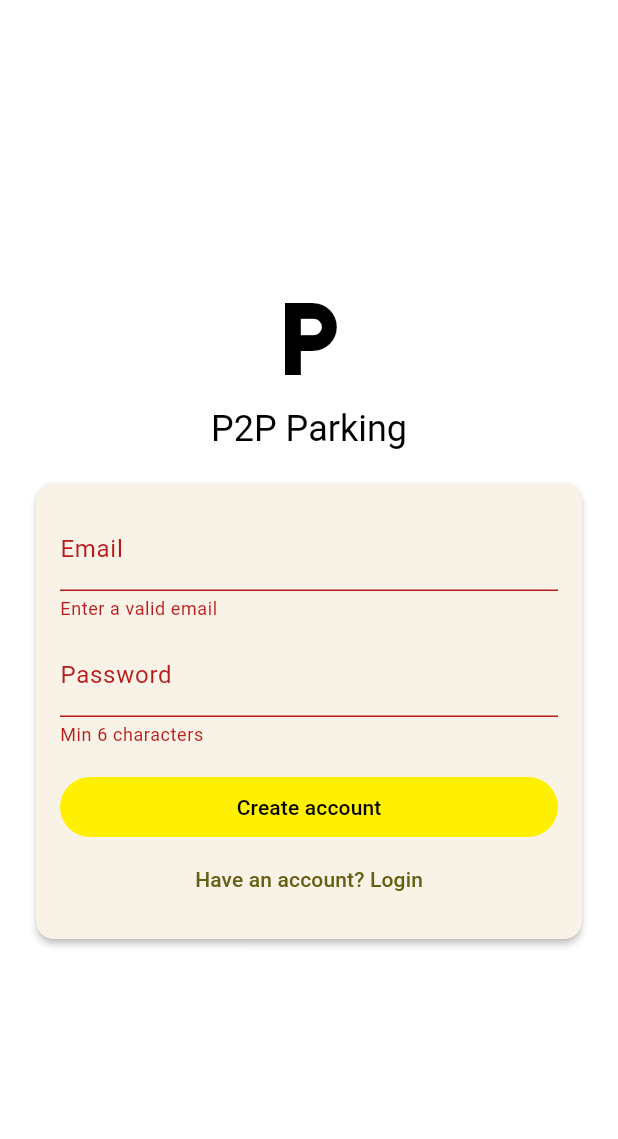
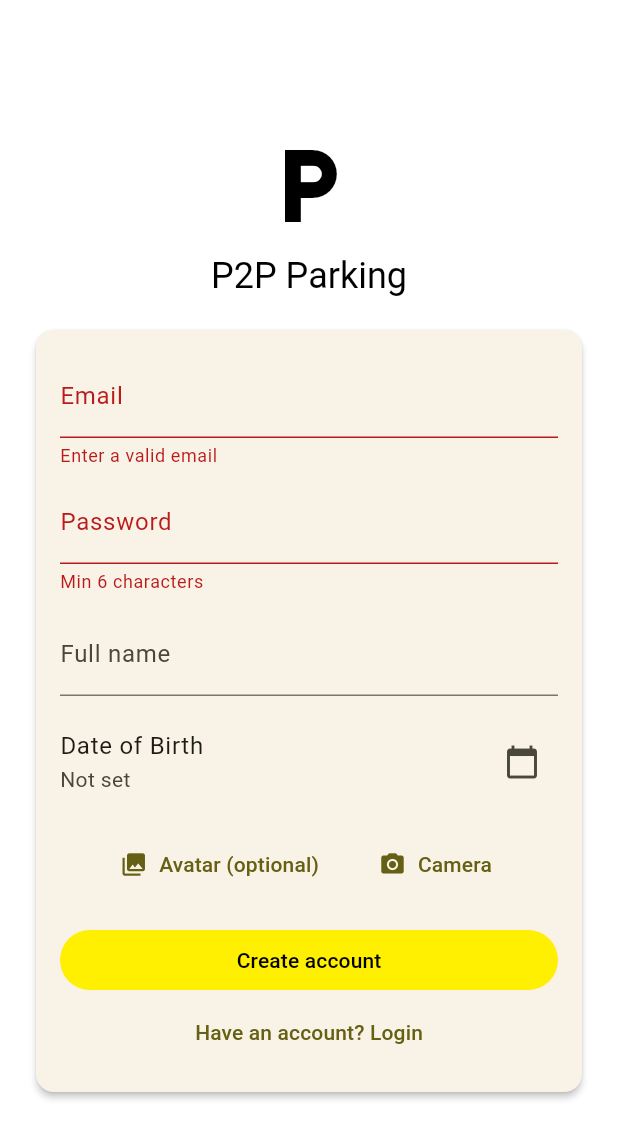
Before and after one commit to ramboo-raajesh/MiniProject, a Flutter app: the screen it shows after launch, after a tap on "Login", after a tap on "New here? Register", on a phone screen of 412 x 824 dp. Shown: the top 1139 px of the screen. Run offline on Flutter 3.47's test engine with Material 3 defaults, Android fonts, the light colour scheme and no system bars; our stand-ins replace flutter_map, geolocator, image_picker, latlong2, supabase_flutter; accounts and stored records are empty.

Commit message:
login info added, save button removed

```diff
--- a/lib/main.dart
+++ b/lib/main.dart
@@ -1,10 +1,10 @@
 // lib/main.dart
 // P2P Parking with Supabase backend + Google Maps navigation
-// Enhanced profile: editable full name, date of birth, profile photo upload.
+// Enhanced: signup asks name/DOB/avatar; profile editing improved; friendly signup messages.
 
 import 'dart:async';
 import 'dart:math' as math;
-import 'dart:io' show Platform, File;
+import 'dart:io' show Platform;
 import 'dart:typed_data';
 
 import 'package:flutter/material.dart';
@@ -15,8 +15,6 @@ import 'package:intl/intl.dart';
 import 'package:latlong2/latlong.dart';
 import 'package:supabase_flutter/supabase_flutter.dart';
 import 'package:url_launcher/url_launcher.dart';
-
-// NEW: image picker for profile photo
 import 'package:image_picker/image_picker.dart';
 
 const SUPABASE_URL = 'https://xoiogluvrwtcdoirqvhu.supabase.co';
@@ -82,7 +80,6 @@ class ParkingApp extends StatelessWidget {
         '/home': (_) => const HomePage(),
         '/profile': (_) => const ProfilePage(),
         '/post': (_) => const PostSpacePage(),
-        // NEW route for edit profile
         '/profile_edit': (_) => const EditProfilePage(),
       },
     );
@@ -205,17 +202,15 @@ class Db {
     await c.from('profiles').upsert({
       'id': u.id,
       'email': u.email,
-      'name': u.userMetadata?['name'] ?? u.email?.split('@').first,
+      'full_name': u.userMetadata?['full_name'] ?? u.email?.split('@').first,
       'avatar_url': u.userMetadata?['avatar_url'],
     });
   }
 
-  // Nearby with simple bounding box (approx)
   static Future<List<ParkingSpace>> nearby(
     LatLng center, {
     double maxKm = 3,
   }) async {
-    // bounding box approximation (1 deg ~ 111km)
     final dLat = maxKm / 111.0;
     final dLng = maxKm / (111.0 * math.cos(center.latitude * math.pi / 180.0));
     final minLat = center.latitude - dLat;
@@ -249,12 +244,10 @@ class Db {
     await c.from('spaces').insert(s.toInsert());
   }
 
-  // new: update an existing space
   static Future<void> updateSpace(ParkingSpace s) async {
     await c.from('spaces').update(s.toInsert()).eq('id', s.id);
   }
 
-  // new: delete a space by id
   static Future<void> deleteSpace(String id) async {
     await c.from('spaces').delete().eq('id', id);
   }
@@ -278,9 +271,7 @@ class Db {
     return Booking.fromMap(row);
   }
 
-  // ---------------- Profile helpers ----------------
-
-  /// Fetch profile record for current user (includes full_name, dob, avatar_url)
+  // PROFILE helpers
   static Future<Map<String, dynamic>?> fetchProfile(String userId) async {
     final rows =
         await c.from('profiles').select().eq('id', userId).maybeSingle();
@@ -288,7 +279,6 @@ class Db {
     return rows as Map<String, dynamic>;
   }
 
-  /// Update profile fields (partial update)
   static Future<void> updateProfile(
     String userId,
     Map<String, dynamic> values,
@@ -296,38 +286,33 @@ class Db {
     await c.from('profiles').update(values).eq('id', userId);
   }
 
-  /// Upload avatar bytes to storage bucket 'avatars' and return public URL
-  /// Upload avatar bytes to storage bucket 'avatars' and return public URL
   static Future<String?> uploadAvatar(String userId, Uint8List bytes) async {
     try {
       final key =
           'avatars/${userId}_${DateTime.now().millisecondsSinceEpoch}.jpg';
-
-      // Upload image bytes to Supabase storage
       await c.storage.from('avatars').uploadBinary(key, bytes);
 
-      // Get public URL — handle multiple SDK return types
       final dynamic publicUrlResp = c.storage.from('avatars').getPublicUrl(key);
 
-      // Case 1: plain String (newer SDKs)
       if (publicUrlResp is String) return publicUrlResp;
 
-      // Case 2: SupabaseFileObject or similar map
       if (publicUrlResp is Map<String, dynamic>) {
-        final url = publicUrlResp['publicUrl'] ?? publicUrlResp['data'];
+        final url =
+            publicUrlResp['publicUrl'] ??
+            publicUrlResp['public_url'] ??
+            publicUrlResp['url'];
         if (url is String) return url;
       }
 
-      // Case 3: dynamic object with fields like `.data` or `.publicUrl`
       try {
         final dyn = publicUrlResp as dynamic;
         if (dyn.publicUrl is String) return dyn.publicUrl as String;
         if (dyn.data is String) return dyn.data as String;
-      } catch (_) {
-        // ignore if no matching field
-      }
-
-      debugPrint('Unexpected getPublicUrl response: $publicUrlResp');
+      } catch (_) {}
+
+      debugPrint(
+        'uploadAvatar: unexpected getPublicUrl response: $publicUrlResp',
+      );
       return null;
     } catch (e) {
       debugPrint('Avatar upload failed: $e');
@@ -345,51 +330,122 @@ class LoginPage extends StatefulWidget {
 }
 
 class _LoginPageState extends State<LoginPage> {
-  @override
-  void initState() {
-    super.initState();
-    final user = Supabase.instance.client.auth.currentUser;
-    if (user != null) {
-      WidgetsBinding.instance.addPostFrameCallback((_) {
-        if (mounted) Navigator.pushReplacementNamed(context, '/home');
-      });
-    }
-  }
-
   final _formKey = GlobalKey<FormState>();
   final _email = TextEditingController();
   final _pwd = TextEditingController();
+
+  // registration-only fields
+  final _regName = TextEditingController();
+  DateTime? _regDob;
+  Uint8List? _regAvatarBytes;
+  final ImagePicker _picker = ImagePicker();
+
   bool _isLogin = true;
   bool _busy = false;
+
+  Future<void> _pickRegAvatar(ImageSource src) async {
+    try {
+      final XFile? file = await _picker.pickImage(
+        source: src,
+        maxWidth: 1024,
+        maxHeight: 1024,
+        imageQuality: 80,
+      );
+      if (file == null) return;
+      final bytes = await file.readAsBytes();
+      setState(() => _regAvatarBytes = bytes);
+    } catch (e) {
+      ScaffoldMessenger.of(
+        context,
+      ).showSnackBar(SnackBar(content: Text('Image pick failed: $e')));
+    }
+  }
 
   Future<void> _submit() async {
     if (!_formKey.currentState!.validate()) return;
     setState(() => _busy = true);
+
     try {
       if (_isLogin) {
+        // login
         await Supabase.instance.client.auth.signInWithPassword(
           email: _email.text.trim(),
           password: _pwd.text.trim(),
         );
+        if (!mounted) return;
+        Navigator.of(context).pushReplacementNamed('/home');
       } else {
-        // Create account
-        await Supabase.instance.client.auth.signUp(
-          email: _email.text.trim(),
-          password: _pwd.text.trim(),
-          data: {'name': _email.text.trim().split('@').first},
-        );
-        // IMPORTANT: sign in immediately to guarantee a session
-        await Supabase.instance.client.auth.signInWithPassword(
-          email: _email.text.trim(),
-          password: _pwd.text.trim(),
-        );
+        // register flow
+        final email = _email.text.trim();
+        final pwd = _pwd.text.trim();
+        // Attempt sign up
+        try {
+          await Supabase.instance.client.auth.signUp(
+            email: email,
+            password: pwd,
+            data: {
+              'full_name': _regName.text.trim(),
+              'dob': _regDob != null ? _regDob!.toIso8601String() : null,
+            },
+          );
+        } on AuthException catch (e) {
+          // If signUp explicitly failed, show message
+          ScaffoldMessenger.of(
+            context,
+          ).showSnackBar(SnackBar(content: Text(e.message)));
+          setState(() => _busy = false);
+          return;
+        }
+
+        // Try to sign in immediately. If email verification is required, signIn may throw.
+        try {
+          await Supabase.instance.client.auth.signInWithPassword(
+            email: email,
+            password: pwd,
+          );
+
+          // now we have a session: upload avatar (if any) and upsert profile row
+          final uid = Supabase.instance.client.auth.currentUser!.id;
+          String? avatarUrl;
+          if (_regAvatarBytes != null) {
+            avatarUrl = await Db.uploadAvatar(uid, _regAvatarBytes!);
+          }
+          final updateMap = <String, dynamic>{
+            'id': uid,
+            'email': email,
+            'full_name': _regName.text.trim(),
+          };
+          if (_regDob != null) updateMap['dob'] = _regDob!.toIso8601String();
+          if (avatarUrl != null) updateMap['avatar_url'] = avatarUrl;
+
+          await Supabase.instance.client.from('profiles').upsert(updateMap);
+
+          if (!mounted) return;
+          ScaffoldMessenger.of(
+            context,
+          ).showSnackBar(const SnackBar(content: Text('Account created')));
+          Navigator.of(context).pushReplacementNamed('/home');
+        } on AuthException catch (e) {
+          // If signIn fails due to email verification, show friendly message
+          final msg =
+              (e.message.toLowerCase().contains('confirm') ||
+                      e.message.toLowerCase().contains('verify'))
+                  ? 'Verification Mail Sent'
+                  : e.message;
+          if (mounted) {
+            ScaffoldMessenger.of(
+              context,
+            ).showSnackBar(SnackBar(content: Text(msg)));
+            // return to login view (so user can sign in after verifying)
+            setState(() => _isLogin = true);
+          }
+        }
       }
-      if (!mounted) return;
-      Navigator.of(context).pushReplacementNamed('/home');
-    } on AuthException catch (e) {
-      ScaffoldMessenger.of(
-        context,
-      ).showSnackBar(SnackBar(content: Text(e.message)));
+    } catch (e) {
+      if (mounted)
+        ScaffoldMessenger.of(
+          context,
+        ).showSnackBar(SnackBar(content: Text('Auth error: $e')));
     } finally {
       if (mounted) setState(() => _busy = false);
     }
@@ -450,6 +506,79 @@ class _LoginPageState extends State<LoginPage> {
                                           ? 'Min 6 characters'
                                           : null,
                             ),
+
+                            // Registration extra fields
+                            if (!_isLogin) ...[
+                              const SizedBox(height: 12),
+                              TextFormField(
+                                controller: _regName,
+                                decoration: const InputDecoration(
+                                  labelText: 'Full name',
+                                ),
+                                validator:
+                                    (v) =>
+                                        (v == null || v.trim().isEmpty)
+                                            ? 'Enter your name'
+                                            : null,
+                              ),
+                              const SizedBox(height: 8),
+                              ListTile(
+                                contentPadding: EdgeInsets.zero,
+                                title: const Text('Date of Birth'),
+                                subtitle: Text(
+                                  _regDob == null
+                                      ? 'Not set'
+                                      : DateFormat.yMMMd().format(_regDob!),
+                                ),
+                                trailing: IconButton(
+                                  icon: const Icon(Icons.calendar_today),
+                                  onPressed: () async {
+                                    final now = DateTime.now();
+                                    final initial =
+                                        _regDob ??
+                                        DateTime(
+                                          now.year - 25,
+                                          now.month,
+                                          now.day,
+                                        );
+                                    final picked = await showDatePicker(
+                                      context: context,
+                                      initialDate: initial,
+                                      firstDate: DateTime(1900),
+                                      lastDate: DateTime(
+                                        now.year,
+                                        now.month,
+                                        now.day,
+                                      ),
+                                    );
+                                    if (picked != null)
+                                      setState(() => _regDob = picked);
+                                  },
+                                ),
+                              ),
+                              const SizedBox(height: 8),
+                              Row(
+                                mainAxisAlignment: MainAxisAlignment.center,
+                                children: [
+                                  TextButton.icon(
+                                    onPressed:
+                                        () async =>
+                                            _pickRegAvatar(ImageSource.gallery),
+                                    icon: const Icon(Icons.photo_library),
+                                    label: const Text('Avatar (optional)'),
+                                  ),
+                                  const SizedBox(width: 12),
+                                  TextButton.icon(
+                                    onPressed:
+                                        () async =>
+                                            _pickRegAvatar(ImageSource.camera),
+                                    icon: const Icon(Icons.camera_alt),
+                                    label: const Text('Camera'),
+                                  ),
+                                ],
+                              ),
+                            ],
+
                             const SizedBox(height: 16),
                             SizedBox(
                               width: double.infinity,
@@ -494,7 +623,6 @@ class _LoginPageState extends State<LoginPage> {
 }
 
 // -------------------------------- Home Page --------------------------------
-// (unchanged from previous working file; omitted comments for brevity)
 
 class HomePage extends StatefulWidget {
   const HomePage({super.key});
@@ -550,7 +678,6 @@ class _HomePageState extends State<HomePage> {
   Widget build(BuildContext context) {
     final user = Supabase.instance.client.auth.currentUser;
     if (user == null) {
-      // Session expired or sign-up without session
       Future.microtask(
         () =>
             Navigator.pushNamedAndRemoveUntil(context, '/login', (_) => false),
@@ -583,7 +710,6 @@ class _HomePageState extends State<HomePage> {
                     ],
                   ),
 
-                  // Profile button
                   SafeArea(
                     child: Align(
                       alignment: Alignment.topRight,
@@ -623,7 +749,6 @@ class _HomePageState extends State<HomePage> {
                     ),
                   ),
 
-                  // Bottom overlay card
                   Align(
                     alignment: Alignment.bottomCenter,
                     child: Padding(
@@ -697,7 +822,6 @@ class _HomePageState extends State<HomePage> {
                                 ],
                               ),
                               const SizedBox(height: 12),
-                              // Vehicle type selector
                               if (_showNearby)
                                 Row(
                                   children: [
@@ -902,7 +1026,6 @@ class _SpaceSheetState extends State<_SpaceSheet> {
             ],
           ),
           const SizedBox(height: 12),
-          // Replaced single button with Book & Navigate + Contact button
           Row(
             children: [
               Expanded(
@@ -1025,12 +1148,10 @@ Future<void> _openGoogleMaps(LatLng dest) async {
   final lat = dest.latitude;
   final lng = dest.longitude;
 
-  // Prefer native apps
   final androidUri = Uri.parse('geo:$lat,$lng?q=$lat,$lng'); // Android
   final iosUri = Uri.parse(
     'comgooglemaps://?daddr=$lat,$lng&directionsmode=driving',
   ); // iOS
-  // Fallback to web (opens browser if app not available)
   final webUri = Uri.parse(
     'https://www.google.com/maps/dir/?api=1&destination=$lat,$lng&travelmode=driving',
   );
@@ -1078,7 +1199,7 @@ class _PostSpacePageState extends State<PostSpacePage> {
   final _title = TextEditingController(text: 'My Spare Spot');
   final _dimensions = TextEditingController(text: '5.0m x 2.5m');
   final _price = TextEditingController(text: '50');
-  final _phone = TextEditingController(); // NEW: contact phone input
+  final _phone = TextEditingController(); // contact phone
   bool _gated = true;
   bool _guarded = false;
   CoverType _cover = CoverType.covered;
@@ -1101,7 +1222,7 @@ class _PostSpacePageState extends State<PostSpacePage> {
       _allowed
         ..clear()
         ..addAll(e.allowedTypes);
-      _phone.text = e.contactPhone; // load existing phone when editing
+      _phone.text = e.contactPhone;
     }
   }
 
@@ -1140,7 +1261,7 @@ class _PostSpacePageState extends State<PostSpacePage> {
         guarded: _guarded,
         coverType: _cover,
         allowedTypes: _allowed.toList(),
-        contactPhone: _phone.text.trim(), // NEW: save contact phone
+        contactPhone: _phone.text.trim(),
       );
 
       if (widget.existing == null) {
@@ -1217,7 +1338,6 @@ class _PostSpacePageState extends State<PostSpacePage> {
                               : null,
                 ),
                 const SizedBox(height: 8),
-                // NEW: contact phone field (mandatory)
                 TextFormField(
                   controller: _phone,
                   decoration: const InputDecoration(
@@ -1315,7 +1435,6 @@ class _PostSpacePageState extends State<PostSpacePage> {
                         label: const Text('Use Current'),
                       ),
                       const SizedBox(width: 8),
-                      // Select on Map button kept from previous enhancement
                       OutlinedButton.icon(
                         onPressed: () async {
                           LatLng center =
@@ -1363,7 +1482,6 @@ class _PostSpacePageState extends State<PostSpacePage> {
     );
   }
 
-  // helper to get a fallback center by trying device location; returns null on failure
   Future<LatLng?> _getFallbackCenter() async {
     try {
       final p = await Geolocator.getCurrentPosition(
@@ -1387,7 +1505,7 @@ class MapPickerPage extends StatefulWidget {
 
 class _MapPickerPageState extends State<MapPickerPage> {
   late final MapController _mapCtrl;
-  late LatLng _picked; // center pin position
+  late LatLng _picked;
 
   @override
   void initState() {
@@ -1396,7 +1514,6 @@ class _MapPickerPageState extends State<MapPickerPage> {
     _picked = widget.initial;
   }
 
-  // Helper to return the picked location and close page
   void _confirmAndPop() {
     Navigator.of(context).pop(_picked);
   }
@@ -1407,7 +1524,6 @@ class _MapPickerPageState extends State<MapPickerPage> {
       appBar: AppBar(
         title: const Text('Select location'),
         actions: [
-          // Confirm button restored
           TextButton(
             onPressed: _confirmAndPop,
             child: const Text('Confirm', style: TextStyle(color: Colors.black)),
@@ -1421,7 +1537,6 @@ class _MapPickerPageState extends State<MapPickerPage> {
             options: MapOptions(
               initialCenter: _picked,
               initialZoom: 16,
-              // Update _picked ONLY on user gesture (prevents programmatic jumps)
               onPositionChanged: (mapPosition, hasGesture) {
                 final center = mapPosition.center;
                 if (center != null && hasGesture == true) {
@@ -1441,16 +1556,12 @@ class _MapPickerPageState extends State<MapPickerPage> {
               ),
             ],
           ),
-
-          // Fixed center pin overlay (ignore pointer so map gestures work)
           const IgnorePointer(
             ignoring: true,
             child: Center(
               child: Icon(Icons.location_on, size: 48, color: Colors.redAccent),
             ),
           ),
-
-          // small card at top showing coordinates (optional helpful feedback)
           Positioned(
             top: 12,
             left: 12,
@@ -1476,7 +1587,7 @@ class _MapPickerPageState extends State<MapPickerPage> {
         ],
       ),
       floatingActionButton: FloatingActionButton.extended(
-        onPressed: _confirmAndPop, // returns current _picked
+        onPressed: _confirmAndPop,
         label: const Text('Use this location'),
         icon: const Icon(Icons.check),
       ),
@@ -1530,15 +1641,15 @@ class _ProfilePageState extends State<ProfilePage> {
   @override
   Widget build(BuildContext context) {
     final u = Supabase.instance.client.auth.currentUser!;
+    final displayName = (_profile?['full_name'] as String?)?.trim();
     final initials = _initials(
-      _profile?['full_name'] as String? ?? u.email ?? 'U',
+      displayName?.isNotEmpty == true ? displayName! : (u.email ?? 'U'),
     );
 
     return Scaffold(
       appBar: AppBar(title: const Text('My Profile')),
       floatingActionButton: FloatingActionButton(
         onPressed: () async {
-          // open edit profile screen and refresh on return
           await Navigator.of(context).pushNamed('/profile_edit');
           await _load();
         },
@@ -1562,9 +1673,11 @@ class _ProfilePageState extends State<ProfilePage> {
                           child: Column(
                             crossAxisAlignment: CrossAxisAlignment.start,
                             children: [
+                              // show full_name if available, otherwise show email
                               Text(
-                                _profile?['full_name'] as String? ??
-                                    (u.email ?? 'Unknown'),
+                                displayName?.isNotEmpty == true
+                                    ? displayName!
+                                    : (u.email ?? 'Unknown'),
                                 style: Theme.of(context).textTheme.titleLarge,
                               ),
                               const SizedBox(height: 4),
@@ -1605,7 +1718,6 @@ class _ProfilePageState extends State<ProfilePage> {
                     const SizedBox(height: 24),
                     FilledButton(
                       onPressed: () async {
-                        // quick refresh manually
                         await _load();
                         if (mounted) {
                           ScaffoldMessenger.of(context).showSnackBar(
@@ -1685,7 +1797,6 @@ class _EditProfilePageState extends State<EditProfilePage> {
       final bytes = await file.readAsBytes();
       setState(() {
         _pickedBytes = bytes;
-        // show preview from memory, avatarUrl kept until upload
       });
     } catch (e) {
       ScaffoldMessenger.of(
@@ -1757,15 +1868,8 @@ class _EditProfilePageState extends State<EditProfilePage> {
   @override
   Widget build(BuildContext context) {
     return Scaffold(
-      appBar: AppBar(
-        title: const Text('Edit Profile'),
-        actions: [
-          TextButton(
-            onPressed: _saving ? null : _save,
-            child: const Text('Save', style: TextStyle(color: Colors.black)),
-          ),
-        ],
-      ),
+      // NOTE: removed the top-right Save button per your request.
+      appBar: AppBar(title: const Text('Edit Profile')),
       body:
           _loading
               ? const Center(child: CircularProgressIndicator())
```
Also changed, not shown: 1 other file.
